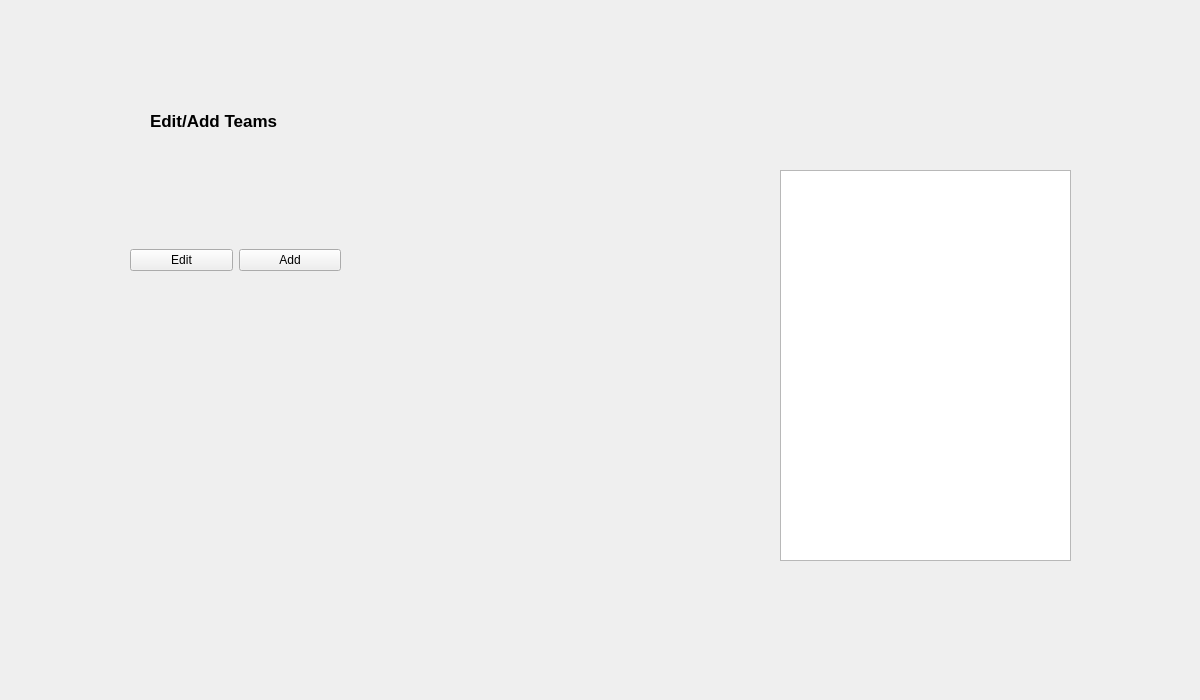
This is CS1D-Basketball-master/Basketball/editteam.ui in moetaei/CS1D-Basketball as Qt 5 draws it before an edit. The edited form follows.
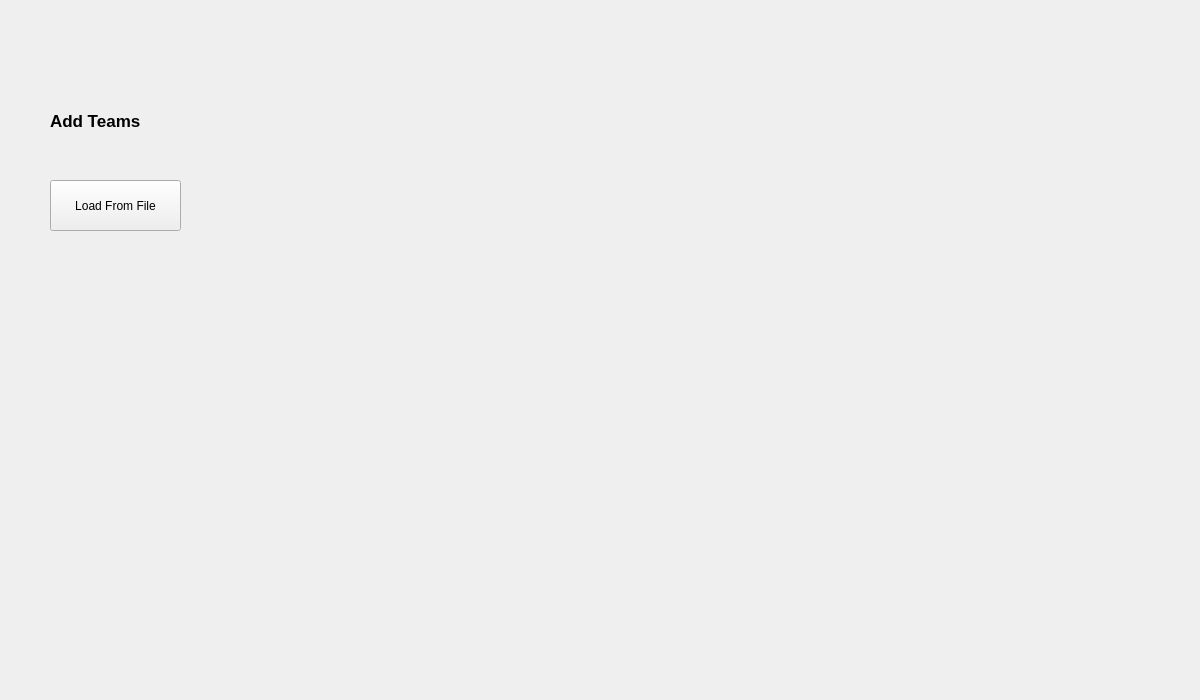
This is the edited form.

```diff
--- a/CS1D-Basketball-master/Basketball/editteam.ui
+++ b/CS1D-Basketball-master/Basketball/editteam.ui
@@ -16,7 +16,7 @@
   <widget class="QLabel" name="editteamLabel">
    <property name="geometry">
     <rect>
-     <x>150</x>
+     <x>50</x>
      <y>100</y>
      <width>331</width>
      <height>41</height>
@@ -31,47 +31,63 @@
     </font>
    </property>
    <property name="text">
-    <string>Edit/Add Teams</string>
+    <string>Add Teams</string>
    </property>
    <property name="textFormat">
     <enum>Qt::PlainText</enum>
    </property>
   </widget>
-  <widget class="QListWidget" name="listWidget">
+  <widget class="QPushButton" name="pushButton">
    <property name="geometry">
     <rect>
-     <x>780</x>
-     <y>170</y>
-     <width>291</width>
-     <height>391</height>
+     <x>50</x>
+     <y>180</y>
+     <width>131</width>
+     <height>51</height>
     </rect>
    </property>
+   <property name="text">
+    <string>Load From File</string>
+   </property>
   </widget>
-  <widget class="QWidget" name="horizontalLayoutWidget">
+  <widget class="QLabel" name="NewGraph">
    <property name="geometry">
     <rect>
-     <x>130</x>
-     <y>220</y>
-     <width>211</width>
-     <height>81</height>
+     <x>750</x>
+     <y>270</y>
+     <width>411</width>
+     <height>361</height>
     </rect>
    </property>
-   <layout class="QHBoxLayout" name="horizontalLayout">
-    <item>
-     <widget class="QPushButton" name="editTeamButton">
-      <property name="text">
-       <string>Edit</string>
-      </property>
-     </widget>
-    </item>
-    <item>
-     <widget class="QPushButton" name="addTeamButton">
-      <property name="text">
-       <string>Add</string>
-      </property>
-     </widget>
-    </item>
-   </layout>
+   <property name="text">
+    <string/>
+   </property>
+  </widget>
+  <widget class="QLabel" name="OrigGraph">
+   <property name="geometry">
+    <rect>
+     <x>80</x>
+     <y>270</y>
+     <width>411</width>
+     <height>361</height>
+    </rect>
+   </property>
+   <property name="text">
+    <string/>
+   </property>
+  </widget>
+  <widget class="QLabel" name="arrowPic">
+   <property name="geometry">
+    <rect>
+     <x>550</x>
+     <y>400</y>
+     <width>121</width>
+     <height>91</height>
+    </rect>
+   </property>
+   <property name="text">
+    <string/>
+   </property>
   </widget>
  </widget>
  <resources/>
```
